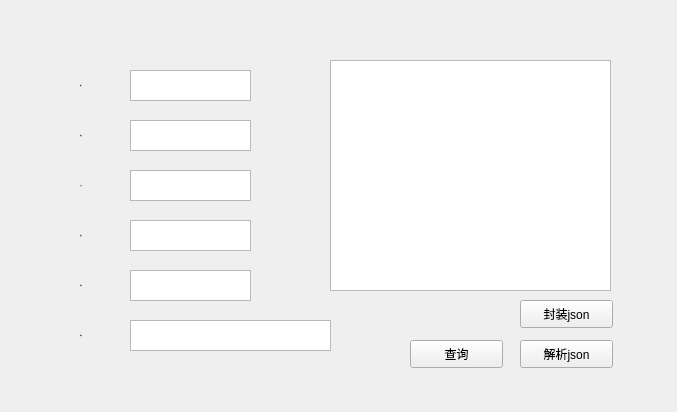
Above: Qtclient/Qtclient.ui from shangdiuser/Qtclient before the change. Below: the same form after it.
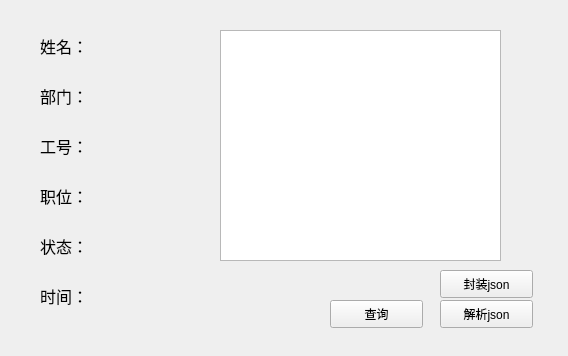
That is the form after the change. Icons and pictures are not drawn.

The edit to the form file:
```diff
--- a/Qtclient/Qtclient.ui
+++ b/Qtclient/Qtclient.ui
@@ -6,8 +6,8 @@
    <rect>
     <x>0</x>
     <y>0</y>
-    <width>677</width>
-    <height>412</height>
+    <width>568</width>
+    <height>356</height>
    </rect>
   </property>
   <property name="windowTitle">
@@ -24,19 +24,19 @@
      font-size: 16px;
 background-color: transparent; 
 border: none;
-}；
+}
 
 QTextEdit {
-     font-size: 16px;
+font-size: 16px;
 background-color: transparent; 
 border: none;
-}；</string>
+}</string>
    </property>
    <widget class="QGraphicsView" name="graphicsView">
     <property name="geometry">
      <rect>
-      <x>330</x>
-      <y>60</y>
+      <x>220</x>
+      <y>30</y>
       <width>281</width>
       <height>231</height>
      </rect>
@@ -45,12 +45,17 @@
    <widget class="QTextEdit" name="textEdit">
     <property name="geometry">
      <rect>
-      <x>130</x>
-      <y>70</y>
+      <x>90</x>
+      <y>30</y>
       <width>121</width>
       <height>31</height>
      </rect>
     </property>
+    <property name="font">
+     <font>
+      <pointsize>-1</pointsize>
+     </font>
+    </property>
     <property name="html">
      <string>&lt;!DOCTYPE HTML PUBLIC &quot;-//W3C//DTD HTML 4.0//EN&quot; &quot;http://www.w3.org/TR/REC-html40/strict.dtd&quot;&gt;
 &lt;html&gt;&lt;head&gt;&lt;meta name=&quot;qrichtext&quot; content=&quot;1&quot; /&gt;&lt;meta charset=&quot;utf-8&quot; /&gt;&lt;style type=&quot;text/css&quot;&gt;
@@ -58,15 +63,15 @@
 hr { height: 1px; border-width: 0; }
 li.unchecked::marker { content: &quot;\2610&quot;; }
 li.checked::marker { content: &quot;\2612&quot;; }
-&lt;/style&gt;&lt;/head&gt;&lt;body style=&quot; font-family:'Microsoft YaHei UI'; font-size:9pt; font-weight:400; font-style:normal;&quot;&gt;
-&lt;p align=&quot;center&quot; style=&quot;-qt-paragraph-type:empty; margin-top:0px; margin-bottom:0px; margin-left:0px; margin-right:0px; -qt-block-indent:0; text-indent:0px; font-family:'SimSun';&quot;&gt;&lt;br /&gt;&lt;/p&gt;&lt;/body&gt;&lt;/html&gt;</string>
+&lt;/style&gt;&lt;/head&gt;&lt;body style=&quot; font-family:'Microsoft YaHei UI'; font-size:16px; font-weight:400; font-style:normal;&quot;&gt;
+&lt;p align=&quot;center&quot; style=&quot;-qt-paragraph-type:empty; margin-top:0px; margin-bottom:0px; margin-left:0px; margin-right:0px; -qt-block-indent:0; text-indent:0px; font-family:'SimSun'; font-size:9pt;&quot;&gt;&lt;br /&gt;&lt;/p&gt;&lt;/body&gt;&lt;/html&gt;</string>
     </property>
    </widget>
    <widget class="QTextEdit" name="textEdit_2">
     <property name="geometry">
      <rect>
-      <x>130</x>
-      <y>120</y>
+      <x>90</x>
+      <y>80</y>
       <width>121</width>
       <height>31</height>
      </rect>
@@ -78,15 +83,15 @@
 hr { height: 1px; border-width: 0; }
 li.unchecked::marker { content: &quot;\2610&quot;; }
 li.checked::marker { content: &quot;\2612&quot;; }
-&lt;/style&gt;&lt;/head&gt;&lt;body style=&quot; font-family:'Microsoft YaHei UI'; font-size:9pt; font-weight:400; font-style:normal;&quot;&gt;
-&lt;p align=&quot;center&quot; style=&quot;-qt-paragraph-type:empty; margin-top:0px; margin-bottom:0px; margin-left:0px; margin-right:0px; -qt-block-indent:0; text-indent:0px; font-family:'SimSun';&quot;&gt;&lt;br /&gt;&lt;/p&gt;&lt;/body&gt;&lt;/html&gt;</string>
+&lt;/style&gt;&lt;/head&gt;&lt;body style=&quot; font-family:'Microsoft YaHei UI'; font-size:16px; font-weight:400; font-style:normal;&quot;&gt;
+&lt;p align=&quot;center&quot; style=&quot;-qt-paragraph-type:empty; margin-top:0px; margin-bottom:0px; margin-left:0px; margin-right:0px; -qt-block-indent:0; text-indent:0px; font-family:'SimSun'; font-size:9pt;&quot;&gt;&lt;br /&gt;&lt;/p&gt;&lt;/body&gt;&lt;/html&gt;</string>
     </property>
    </widget>
    <widget class="QTextEdit" name="textEdit_3">
     <property name="geometry">
      <rect>
-      <x>130</x>
-      <y>220</y>
+      <x>90</x>
+      <y>180</y>
       <width>121</width>
       <height>31</height>
      </rect>
@@ -98,15 +103,15 @@
 hr { height: 1px; border-width: 0; }
 li.unchecked::marker { content: &quot;\2610&quot;; }
 li.checked::marker { content: &quot;\2612&quot;; }
-&lt;/style&gt;&lt;/head&gt;&lt;body style=&quot; font-family:'Microsoft YaHei UI'; font-size:9pt; font-weight:400; font-style:normal;&quot;&gt;
-&lt;p align=&quot;center&quot; style=&quot;-qt-paragraph-type:empty; margin-top:0px; margin-bottom:0px; margin-left:0px; margin-right:0px; -qt-block-indent:0; text-indent:0px; font-family:'SimSun';&quot;&gt;&lt;br /&gt;&lt;/p&gt;&lt;/body&gt;&lt;/html&gt;</string>
+&lt;/style&gt;&lt;/head&gt;&lt;body style=&quot; font-family:'Microsoft YaHei UI'; font-size:16px; font-weight:400; font-style:normal;&quot;&gt;
+&lt;p align=&quot;center&quot; style=&quot;-qt-paragraph-type:empty; margin-top:0px; margin-bottom:0px; margin-left:0px; margin-right:0px; -qt-block-indent:0; text-indent:0px; font-family:'SimSun'; font-size:9pt;&quot;&gt;&lt;br /&gt;&lt;/p&gt;&lt;/body&gt;&lt;/html&gt;</string>
     </property>
    </widget>
    <widget class="QTextEdit" name="textEdit_4">
     <property name="geometry">
      <rect>
-      <x>130</x>
-      <y>170</y>
+      <x>90</x>
+      <y>130</y>
       <width>121</width>
       <height>31</height>
      </rect>
@@ -118,15 +123,15 @@
 hr { height: 1px; border-width: 0; }
 li.unchecked::marker { content: &quot;\2610&quot;; }
 li.checked::marker { content: &quot;\2612&quot;; }
-&lt;/style&gt;&lt;/head&gt;&lt;body style=&quot; font-family:'Microsoft YaHei UI'; font-size:9pt; font-weight:400; font-style:normal;&quot;&gt;
-&lt;p align=&quot;center&quot; style=&quot;-qt-paragraph-type:empty; margin-top:0px; margin-bottom:0px; margin-left:0px; margin-right:0px; -qt-block-indent:0; text-indent:0px; font-family:'SimSun';&quot;&gt;&lt;br /&gt;&lt;/p&gt;&lt;/body&gt;&lt;/html&gt;</string>
+&lt;/style&gt;&lt;/head&gt;&lt;body style=&quot; font-family:'Microsoft YaHei UI'; font-size:16px; font-weight:400; font-style:normal;&quot;&gt;
+&lt;p align=&quot;center&quot; style=&quot;-qt-paragraph-type:empty; margin-top:0px; margin-bottom:0px; margin-left:0px; margin-right:0px; -qt-block-indent:0; text-indent:0px; font-family:'SimSun'; font-size:9pt;&quot;&gt;&lt;br /&gt;&lt;/p&gt;&lt;/body&gt;&lt;/html&gt;</string>
     </property>
    </widget>
    <widget class="QTextEdit" name="textEdit_5">
     <property name="geometry">
      <rect>
-      <x>130</x>
-      <y>270</y>
+      <x>90</x>
+      <y>230</y>
       <width>121</width>
       <height>31</height>
      </rect>
@@ -138,34 +143,15 @@
 hr { height: 1px; border-width: 0; }
 li.unchecked::marker { content: &quot;\2610&quot;; }
 li.checked::marker { content: &quot;\2612&quot;; }
-&lt;/style&gt;&lt;/head&gt;&lt;body style=&quot; font-family:'Microsoft YaHei UI'; font-size:9pt; font-weight:400; font-style:normal;&quot;&gt;
-&lt;p align=&quot;center&quot; style=&quot;-qt-paragraph-type:empty; margin-top:0px; margin-bottom:0px; margin-left:0px; margin-right:0px; -qt-block-indent:0; text-indent:0px; font-family:'SimSun';&quot;&gt;&lt;br /&gt;&lt;/p&gt;&lt;/body&gt;&lt;/html&gt;</string>
+&lt;/style&gt;&lt;/head&gt;&lt;body style=&quot; font-family:'Microsoft YaHei UI'; font-size:16px; font-weight:400; font-style:normal;&quot;&gt;
+&lt;p align=&quot;center&quot; style=&quot;-qt-paragraph-type:empty; margin-top:0px; margin-bottom:0px; margin-left:0px; margin-right:0px; -qt-block-indent:0; text-indent:0px; font-family:'SimSun'; font-size:9pt;&quot;&gt;&lt;br /&gt;&lt;/p&gt;&lt;/body&gt;&lt;/html&gt;</string>
     </property>
    </widget>
    <widget class="QLabel" name="label">
     <property name="geometry">
      <rect>
-      <x>80</x>
-      <y>70</y>
-      <width>51</width>
-      <height>31</height>
-     </rect>
-    </property>
-    <property name="font">
-     <font>
-      <family>Agency FB</family>
-      <pointsize>-1</pointsize>
-     </font>
-    </property>
-    <property name="text">
-     <string>部门：</string>
-    </property>
-   </widget>
-   <widget class="QLabel" name="label_2">
-    <property name="geometry">
-     <rect>
-      <x>80</x>
-      <y>120</y>
+      <x>40</x>
+      <y>30</y>
       <width>51</width>
       <height>31</height>
      </rect>
@@ -180,11 +166,30 @@
      <string>姓名：</string>
     </property>
    </widget>
+   <widget class="QLabel" name="label_2">
+    <property name="geometry">
+     <rect>
+      <x>40</x>
+      <y>80</y>
+      <width>51</width>
+      <height>31</height>
+     </rect>
+    </property>
+    <property name="font">
+     <font>
+      <family>Agency FB</family>
+      <pointsize>-1</pointsize>
+     </font>
+    </property>
+    <property name="text">
+     <string>部门：</string>
+    </property>
+   </widget>
    <widget class="QLabel" name="label_3">
     <property name="geometry">
      <rect>
-      <x>80</x>
-      <y>170</y>
+      <x>40</x>
+      <y>130</y>
       <width>51</width>
       <height>31</height>
      </rect>
@@ -202,8 +207,8 @@
    <widget class="QLabel" name="label_4">
     <property name="geometry">
      <rect>
-      <x>80</x>
-      <y>220</y>
+      <x>40</x>
+      <y>180</y>
       <width>51</width>
       <height>31</height>
      </rect>
@@ -221,8 +226,8 @@
    <widget class="QLabel" name="label_5">
     <property name="geometry">
      <rect>
-      <x>80</x>
-      <y>270</y>
+      <x>40</x>
+      <y>230</y>
       <width>51</width>
       <height>31</height>
      </rect>
@@ -240,8 +245,8 @@
    <widget class="QTextEdit" name="textEdit_6">
     <property name="geometry">
      <rect>
-      <x>130</x>
-      <y>320</y>
+      <x>90</x>
+      <y>280</y>
       <width>201</width>
       <height>31</height>
      </rect>
@@ -253,15 +258,15 @@
 hr { height: 1px; border-width: 0; }
 li.unchecked::marker { content: &quot;\2610&quot;; }
 li.checked::marker { content: &quot;\2612&quot;; }
-&lt;/style&gt;&lt;/head&gt;&lt;body style=&quot; font-family:'Microsoft YaHei UI'; font-size:9pt; font-weight:400; font-style:normal;&quot;&gt;
-&lt;p align=&quot;center&quot; style=&quot;-qt-paragraph-type:empty; margin-top:0px; margin-bottom:0px; margin-left:0px; margin-right:0px; -qt-block-indent:0; text-indent:0px; font-family:'SimSun';&quot;&gt;&lt;br /&gt;&lt;/p&gt;&lt;/body&gt;&lt;/html&gt;</string>
+&lt;/style&gt;&lt;/head&gt;&lt;body style=&quot; font-family:'Microsoft YaHei UI'; font-size:16px; font-weight:400; font-style:normal;&quot;&gt;
+&lt;p align=&quot;center&quot; style=&quot;-qt-paragraph-type:empty; margin-top:0px; margin-bottom:0px; margin-left:0px; margin-right:0px; -qt-block-indent:0; text-indent:0px; font-family:'SimSun'; font-size:9pt;&quot;&gt;&lt;br /&gt;&lt;/p&gt;&lt;/body&gt;&lt;/html&gt;</string>
     </property>
    </widget>
    <widget class="QLabel" name="label_6">
     <property name="geometry">
      <rect>
-      <x>80</x>
-      <y>320</y>
+      <x>40</x>
+      <y>280</y>
       <width>51</width>
       <height>31</height>
      </rect>
@@ -279,8 +284,8 @@
    <widget class="QPushButton" name="onPunchCardButtonClicked">
     <property name="geometry">
      <rect>
-      <x>410</x>
-      <y>340</y>
+      <x>330</x>
+      <y>300</y>
       <width>93</width>
       <height>28</height>
      </rect>
@@ -292,8 +297,8 @@
    <widget class="QPushButton" name="pushButton_2">
     <property name="geometry">
      <rect>
-      <x>520</x>
-      <y>300</y>
+      <x>440</x>
+      <y>270</y>
       <width>93</width>
       <height>28</height>
      </rect>
@@ -305,8 +310,8 @@
    <widget class="QPushButton" name="pushButton_3">
     <property name="geometry">
      <rect>
-      <x>520</x>
-      <y>340</y>
+      <x>440</x>
+      <y>300</y>
       <width>93</width>
       <height>28</height>
      </rect>
```
Left out of the diff: 3 changed lines with no effect on the pictures.
